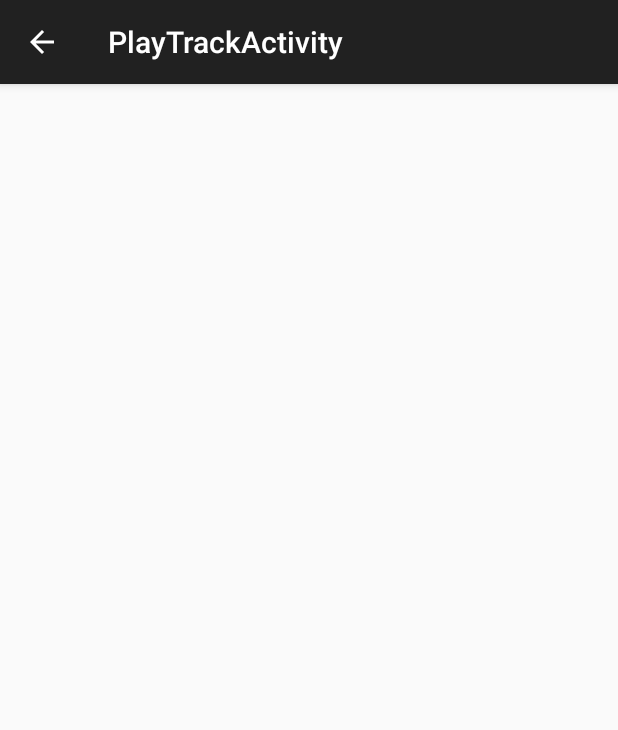
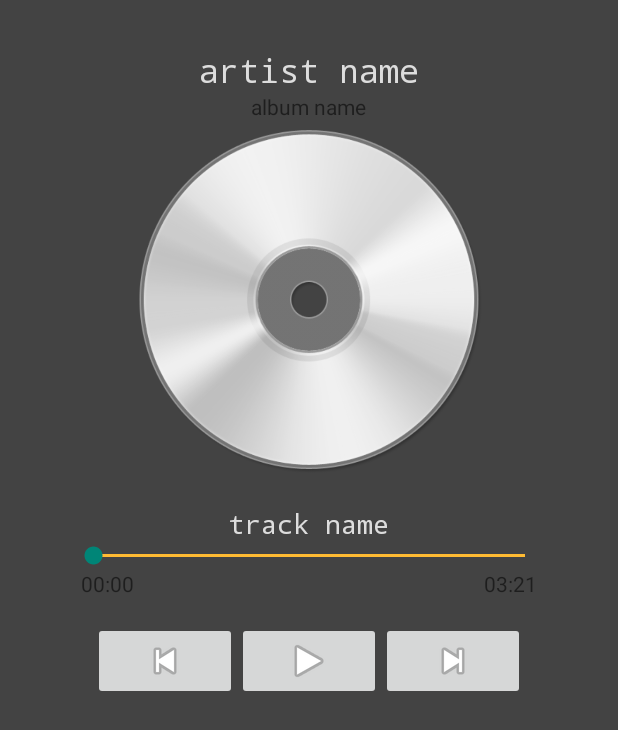
Before and after one commit to haoguanqing/SpotifyStreamer, an Android app: the PlayTrackActivity screen opened directly, with no data from a screen before it, on a phone screen of 412 x 824 dp. Shown: the top 730 px of the screen. Run offline under Robolectric (Android 15) with nearby library versions, the phone set to English and light mode, and no system bars.

Commit message:
modify flexible UI

```diff
--- a/app/src/main/java/com/example/guanqing/spotifystreamer/playTrack/PlayTrackActivity.java
+++ b/app/src/main/java/com/example/guanqing/spotifystreamer/playTrack/PlayTrackActivity.java
@@ -1,8 +1,6 @@
 package com.example.guanqing.spotifystreamer.playTrack;
 
 import android.os.Bundle;
-import android.os.PersistableBundle;
-import android.support.v4.app.FragmentTransaction;
 import android.support.v7.app.ActionBarActivity;
 import android.util.Log;
 
@@ -11,18 +9,20 @@ import com.example.guanqing.spotifystreamer.R;
 public class PlayTrackActivity extends ActionBarActivity{
 
     @Override
-    public void onCreate(Bundle savedInstanceState, PersistableBundle persistentState) {
-        super.onCreate(savedInstanceState, persistentState);
+    public void onCreate(Bundle savedInstanceState) {
+        super.onCreate(savedInstanceState);
         setContentView(R.layout.activity_play_track);
+        getSupportActionBar().hide();
 
         //show dialog as fragment for the device
         if (savedInstanceState==null){
             String trackId = getIntent().getStringExtra(PlayTrackFragment.TRACK_ID_KEY);
 
-            android.support.v4.app.FragmentManager fragmentManager = getSupportFragmentManager();
+//            android.support.v4.app.FragmentManager fragmentManager = getSupportFragmentManager();
             PlayTrackFragment fragment = PlayTrackFragment.newInstance(trackId);
-            FragmentTransaction transaction = fragmentManager.beginTransaction();
-            transaction.setTransition(FragmentTransaction.TRANSIT_FRAGMENT_OPEN)
+//            FragmentTransaction transaction = fragmentManager.beginTransaction();
+//            transaction.setTransition(FragmentTransaction.TRANSIT_FRAGMENT_OPEN)
+            getSupportFragmentManager().beginTransaction()
                     .add(R.id.play_track_container, fragment)
                     .addToBackStack(null).commit();
         }
--- a/app/src/main/java/com/example/guanqing/spotifystreamer/playTrack/PlayTrackFragment.java
+++ b/app/src/main/java/com/example/guanqing/spotifystreamer/playTrack/PlayTrackFragment.java
@@ -35,13 +35,19 @@ public class PlayTrackFragment extends android.support.v4.app.DialogFragment {
     public View onCreateView(LayoutInflater inflater, ViewGroup container,
                              Bundle savedInstanceState) {
         final View rootView = inflater.inflate(R.layout.fragment_play_track, container, false);
-        final TextView artistName = (TextView) rootView.findViewById(R.id.artist_name);
-        final TextView albumName = (TextView) rootView.findViewById(R.id.album_name);
-        final ImageView trackThumbnail = (ImageView) rootView.findViewById(R.id.track_thumbnail);
-        final TextView trackName = (TextView) rootView.findViewById(R.id.track_name);
-        final SeekBar seekBar = (SeekBar) rootView.findViewById(R.id.seekBar);
-        final TextView currentTime = (TextView) rootView.findViewById(R.id.current_time);
-        final TextView totalTime = (TextView) rootView.findViewById(R.id.current_time);
+        Bundle args = getArguments();
+        String trackId = "";
+        if (args!=null){
+            trackId = args.getString(TRACK_ID_KEY);
+        }
+        ViewHolder viewHolder = new ViewHolder();
+        viewHolder.artistName = (TextView) rootView.findViewById(R.id.artist_name);
+        viewHolder.albumName = (TextView) rootView.findViewById(R.id.album_name);
+        viewHolder.trackThumbnail = (ImageView) rootView.findViewById(R.id.track_thumbnail);
+        viewHolder.trackName = (TextView) rootView.findViewById(R.id.track_name);
+        viewHolder.seekBar = (SeekBar) rootView.findViewById(R.id.seekBar);
+        viewHolder.currentTime = (TextView) rootView.findViewById(R.id.current_time);
+        viewHolder.totalTime = (TextView) rootView.findViewById(R.id.current_time);
         return rootView;
     }
 
@@ -52,14 +58,28 @@ public class PlayTrackFragment extends android.support.v4.app.DialogFragment {
         return dialog;
     }
 
+    @Override
+    public void onResume() {
+        super.onResume();
+        if (getDialog() == null)
+            return;
+        getDialog().getWindow().setLayout(386, 544);
+    }
 
-
-
-
-
-//    public interface NoticeDialogListener {
+    //    public interface NoticeDialogListener {
 //        public void onPreviousButtonClick(android.support.v4.app.DialogFragment dialogFragment);
 //        public void onPlayButtonClick(android.support.v4.app.DialogFragment dialogFragment);
 //        public void onNextButtonClick(android.support.v4.app.DialogFragment dialogFragment);
 //    }
+
+    private class ViewHolder {
+        //hold a collection of views
+        ImageView trackThumbnail;
+        TextView artistName;
+        TextView albumName;
+        TextView trackName;
+        SeekBar seekBar;
+        TextView currentTime;
+        TextView totalTime;
+    }
 }
--- a/app/src/main/java/com/example/guanqing/spotifystreamer/topTracks/TrackAdapter.java
+++ b/app/src/main/java/com/example/guanqing/spotifystreamer/topTracks/TrackAdapter.java
@@ -43,6 +43,7 @@ public class TrackAdapter extends ArrayAdapter{
             LayoutInflater inflater = (LayoutInflater) getContext().getSystemService(Context.LAYOUT_INFLATER_SERVICE);
             //inflate the block
             blockView = inflater.inflate(res, null, false);
+
             //set the viewHolder
             viewHolder.imageView = (ImageView) blockView.findViewById(R.id.album_thumbnail);
             viewHolder.albumNameTextView = (TextView) blockView.findViewById(R.id.album_name);
@@ -90,11 +91,12 @@ public class TrackAdapter extends ArrayAdapter{
         String duration = getFormattedDuration(currentTrack.duration_ms);
         viewHolder.durationTextView.setText(duration);
 
-
         //set different background colors for different blocks.
         // easier to extinguish
         if (position % 2==1){
             blockView.setBackgroundResource(R.color.customize_gray);
+        } else {
+            blockView.setBackgroundResource(R.color.primary_dark_material_dark);
         }
 
         return blockView;
--- a/app/src/main/res/layout/fragment_main_block.xml
+++ b/app/src/main/res/layout/fragment_main_block.xml
@@ -13,6 +13,7 @@
         android:layout_alignParentLeft="true"
         android:layout_centerVertical="true"
         android:maxWidth="80dp"
+        android:src="@drawable/blank_cd"
         android:cropToPadding="true"
         android:scaleType="fitCenter"
         android:alpha="0.9"/>
@@ -29,7 +30,6 @@
         android:textAppearance="?android:attr/textAppearanceSmall"
         android:textColor="@color/primary_dark_material_light"
         android:typeface="monospace"
-
         android:layout_toRightOf="@+id/artist_thumbnail"
         android:layout_toEndOf="@+id/artist_thumbnail"
         android:layout_marginLeft="20dp"
--- a/app/src/main/res/layout/fragment_play_track.xml
+++ b/app/src/main/res/layout/fragment_play_track.xml
@@ -1,8 +1,8 @@
 <LinearLayout xmlns:android="http://schemas.android.com/apk/res/android"
     xmlns:tools="http://schemas.android.com/tools"
     android:id="@+id/play_track_fragment"
-    android:layout_width="wrap_content"
-    android:layout_height="wrap_content"
+    android:layout_width="match_parent"
+    android:layout_height="match_parent"
     android:paddingLeft="@dimen/activity_horizontal_margin"
     android:paddingRight="@dimen/activity_horizontal_margin"
     android:paddingTop="@dimen/activity_vertical_margin"
@@ -19,6 +19,7 @@
         android:id="@+id/artist_name"
         android:textColor="@color/lighter_gray"
         android:typeface="monospace"
+        android:layout_marginTop="@dimen/activity_vertical_margin"
         android:layout_gravity="center_horizontal" />
 
     <TextView android:text="@string/album_name"
@@ -62,6 +63,7 @@
         android:layout_height="wrap_content"
         android:layout_marginLeft="@dimen/activity_horizontal_margin"
         android:layout_marginRight="@dimen/activity_horizontal_margin"
+        android:layout_marginBottom="@dimen/activity_vertical_margin"
         android:layout_gravity="center_horizontal">
 
         <TextView
```
Also changed, not shown: app/src/main/java/com/example/guanqing/spotifystreamer/searchArtists/ArtistAdapter.java (+5 -2 lines), app/src/main/java/com/example/guanqing/spotifystreamer/topTracks/TopTrackActivity.java (+17 -22 lines).
